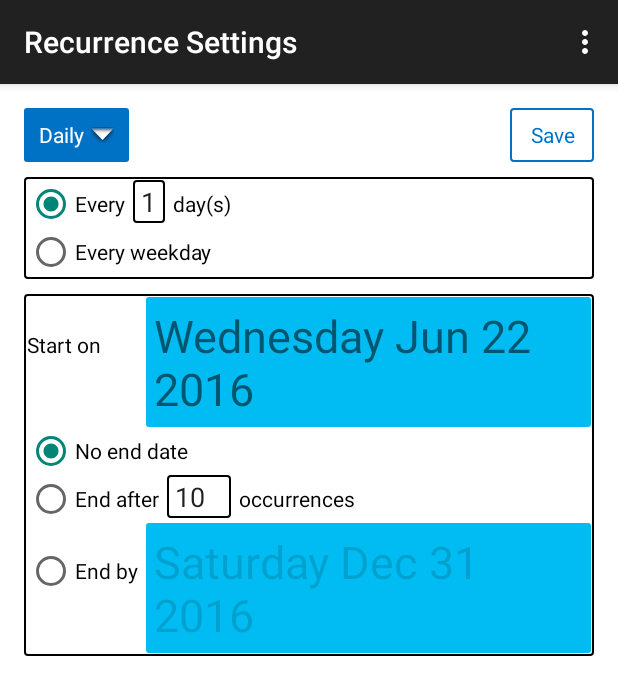
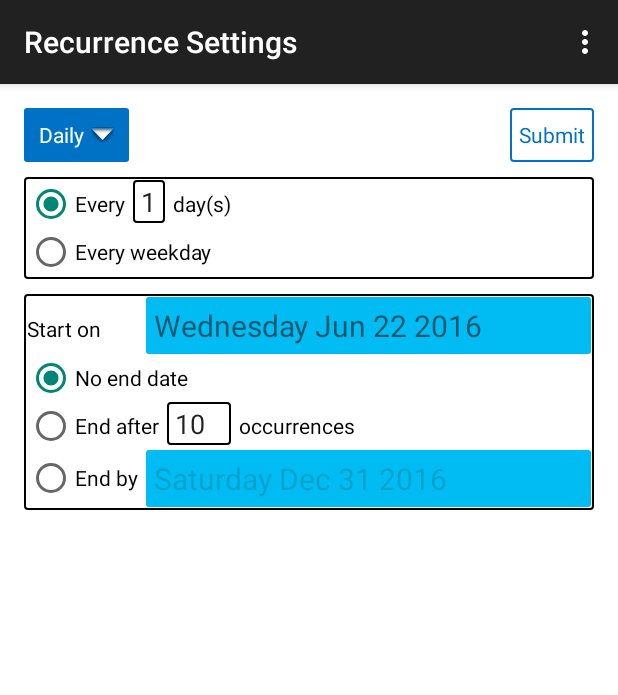
Before and after one commit to OfficeDev/Interop-REST-Mail-Contacts-Calendar-Sample, an Android app: the RecurrenceActivity screen opened directly, with no data from a screen before it, on a phone screen of 412 x 824 dp. Shown: the top 695 px of the screen. Run offline under Robolectric (Android 15) with nearby library versions, the phone set to English and light mode, and no system bars; 1 statement that could not run was skipped.

Commit message:
Layout tweaks

```diff
--- a/Android/MeetingManagerAndroid/app/src/main/res/layout/activity_recurrence.xml
+++ b/Android/MeetingManagerAndroid/app/src/main/res/layout/activity_recurrence.xml
@@ -25,7 +25,7 @@
         <Button
             style="@style/TopButton"
             android:layout_alignParentEnd="true"
-            android:text="@string/caption_save"
+            android:text="@string/caption_submit"
             android:id="@+id/done"
             android:layout_width="wrap_content"
             android:layout_height="wrap_content" />
@@ -73,13 +73,17 @@
 
     </LinearLayout>
 
-    <TableLayout
+    <LinearLayout
         style="@style/FramedPanel"
         android:id="@+id/weekly"
+        android:orientation="vertical"
         android:layout_width="fill_parent"
         android:layout_height="wrap_content">
 
-        <TableRow>
+        <LinearLayout
+            android:orientation="horizontal"
+            android:layout_width="wrap_content"
+            android:layout_height="wrap_content">
 
             <TextView
                 android:text="@string/every"
@@ -103,7 +107,11 @@
                 android:layout_width="wrap_content"
                 android:layout_height="wrap_content" />
 
-        </TableRow>
+        </LinearLayout>
+
+        <TableLayout
+            android:layout_width="fill_parent"
+            android:layout_height="wrap_content">
 
             <TableRow
                 android:layout_width="fill_parent"
@@ -123,6 +131,8 @@
                     android:layout_width="wrap_content"
                     android:layout_height="wrap_content"
                     />
+            </TableRow>
+            <TableRow>
                 <CheckBox
                     android:id="@+id/tuesday"
                     android:tag="Tuesday"
@@ -163,12 +173,13 @@
                     />
             </TableRow>
         </TableLayout>
+    </LinearLayout>
 
     <LinearLayout
         style="@style/FramedPanel"
         android:id="@+id/monthly"
         android:orientation="vertical"
-        android:layout_width="wrap_content"
+        android:layout_width="fill_parent"
         android:layout_height="wrap_content">
 
         <LinearLayout
@@ -216,10 +227,11 @@
 
         </LinearLayout>
 
-        <LinearLayout
+        <TableLayout
             android:layout_width="wrap_content"
             android:layout_height="wrap_content">
 
+            <TableRow>
                 <RadioButton
                     android:id="@+id/week_day"
                     android:text="@string/the"
@@ -238,13 +250,21 @@
                     android:layout_width="wrap_content"
                     android:layout_height="wrap_content">
                 </Spinner>
+            </TableRow>
+
+            <TableRow>
+
+                <LinearLayout
+                    android:layout_column="1"
+                    android:layout_span="3"
+                    android:layout_width="wrap_content"
+                    android:layout_height="wrap_content">
 
                     <TextView
                         style="@style/caption"
                         android:text="@string/of_every"
                         android:layout_width="wrap_content"
                         android:layout_height="wrap_content" />
-
                     <EditText
                         style="@style/Editable"
                         android:layout_marginStart="5dp"
@@ -263,6 +283,9 @@
                         android:layout_height="wrap_content" />
 
                 </LinearLayout>
+            </TableRow>
+
+        </TableLayout>
 
     </LinearLayout>
 
@@ -431,6 +454,7 @@
                     android:text="@string/end_by"
                     android:layout_width="0dp"
                     android:layout_weight="20"
+                    android:layout_gravity="center_vertical"
                     android:layout_height="wrap_content" />
 
                 <TextView
--- a/Android/MeetingManagerAndroid/app/src/main/res/values/strings.xml
+++ b/Android/MeetingManagerAndroid/app/src/main/res/values/strings.xml
@@ -123,6 +123,7 @@
     <!-- Various captions -->
     <string name="caption_recurrence">Recurrence</string>
     <string name="caption_save">Save</string>
+    <string name="caption_submit">Submit</string>
     <string name="caption_search">Search</string>
     <string name="filter_hint">No Filter</string>
     <string name="caption_prev">&lt;&lt;</string>
--- a/Android/MeetingManagerAndroid/app/src/main/res/values/styles.xml
+++ b/Android/MeetingManagerAndroid/app/src/main/res/values/styles.xml
@@ -77,7 +77,7 @@
         <item name="android:paddingEnd">5dp</item>
         <item name="android:paddingTop">5dp</item>
         <item name="android:paddingBottom">5dp</item>
-        <item name="android:textSize">30sp</item>
+        <item name="android:textSize">20sp</item>
         <item name="android:background">@drawable/date_time</item>
     </style>
 
```
Also changed, not shown: 2 other files. Lines whose indentation alone changed are shown as unchanged.
